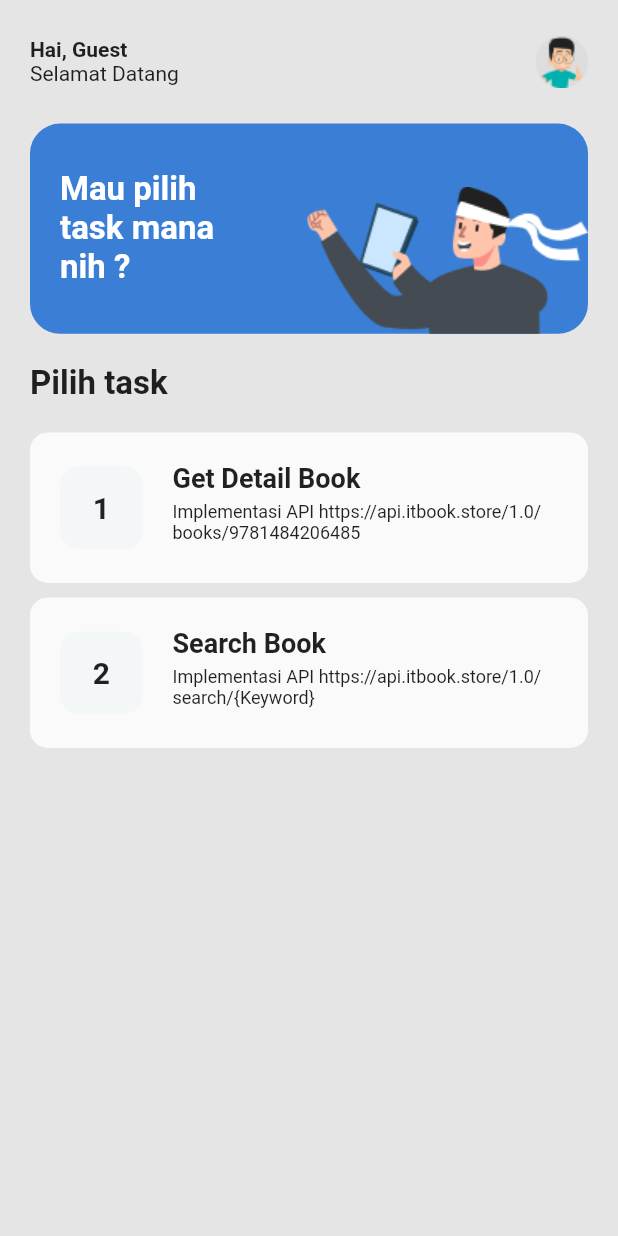
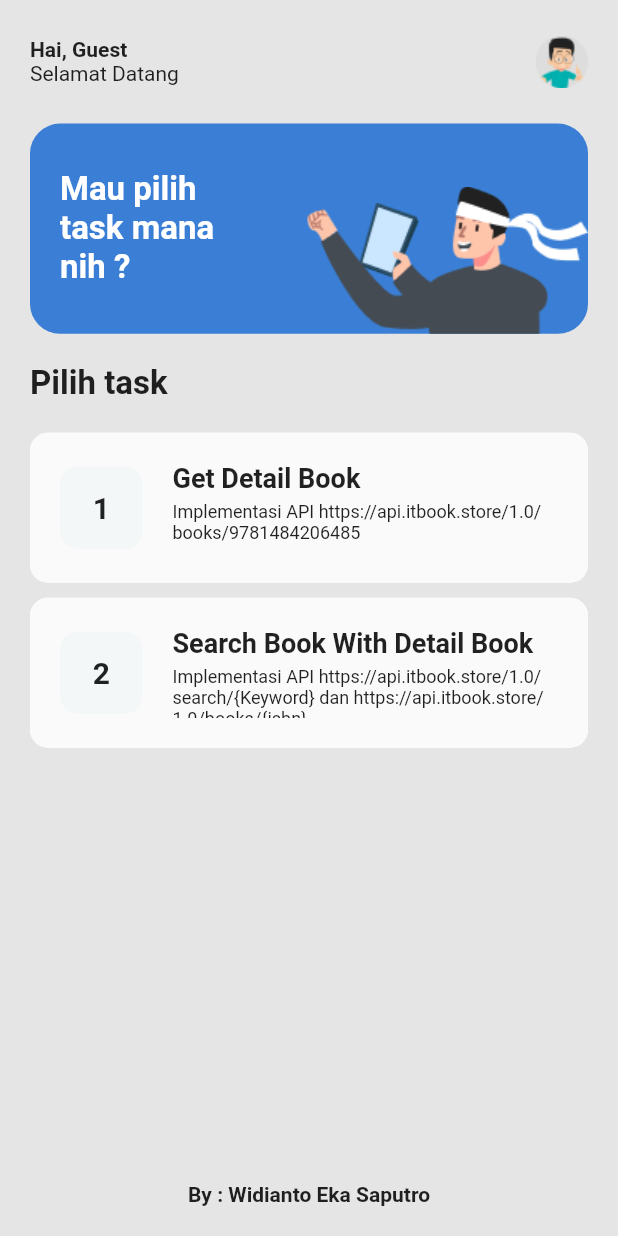
Before and after one commit to Widiskel/Networking-And-State-Management-Getx, a Flutter app: the screen it shows after launch, on a phone screen of 412 x 824 dp. Run offline on Flutter 3.47's test engine with Material 2 defaults, Android fonts, the phone set to English and light mode, and no system bars; our stand-ins replace dio, get.

Commit message:
search screen

```diff
--- a/lib/app/data/repository/book_repository.dart
+++ b/lib/app/data/repository/book_repository.dart
@@ -7,12 +7,12 @@ class BookRepo {
   final DioClient dioClient;
   BookRepo(this.dioClient);
 
-  Future getBook() async {
+  Future getBook({String isbn = '9780131495050'}) async {
     try {
       final response = await dioClient.get(
-        AppConstants.bookUri,
+        AppConstants.bookUri + isbn,
       );
-      print(response);
+
       BookModel result = BookModel.fromJson(response);
       return result;
     } catch (e) {
--- a/lib/app/modules/book/controllers/book_controller.dart
+++ b/lib/app/modules/book/controllers/book_controller.dart
@@ -4,6 +4,7 @@ import 'package:tugas2/app/data/repository/book_repository.dart';
 
 class BookController extends GetxController {
   final BookRepo bookRepo;
+  var data = Get.arguments;
 
   BookController(this.bookRepo);
 
@@ -11,17 +12,20 @@ class BookController extends GetxController {
   void onInit() {
     super.onInit();
     Future.delayed(const Duration(milliseconds: 100)).then((value) async {
-      await getBook();
+      await getBook(data != null ? data['isbn'] : null);
     });
   }
 
-  String name = 'test';
-
   BookModel? book;
 
-  Future<void> getBook() async {
-    BookModel result = await bookRepo.getBook();
-    book = result;
+  Future<void> getBook(isbn) async {
+    if (isbn != null) {
+      BookModel result = await bookRepo.getBook(isbn: isbn);
+      book = result;
+    } else {
+      BookModel result = await bookRepo.getBook();
+      book = result;
+    }
     update();
   }
 }
--- a/lib/app/modules/book/views/book_view.dart
+++ b/lib/app/modules/book/views/book_view.dart
@@ -187,7 +187,7 @@ class BookView extends GetView<BookController> {
                       bottomRight: Radius.circular(12.0),
                     ),
                   ),
-                  child: Center(child: CircularProgressIndicator()),
+                  child: const Center(child: CircularProgressIndicator()),
                 ),
                 const Expanded(
                   child: Center(child: CircularProgressIndicator()),
--- a/lib/app/modules/home/controllers/home_controller.dart
+++ b/lib/app/modules/home/controllers/home_controller.dart
@@ -1,3 +1,5 @@
 import 'package:get/get.dart';
 
-class HomeController extends GetxController {}
+class HomeController extends GetxController {
+  String cr = 'By : Widianto Eka Saputro';
+}
--- a/lib/app/modules/home/views/home_view.dart
+++ b/lib/app/modules/home/views/home_view.dart
@@ -104,11 +104,24 @@ class HomeView extends GetView<HomeController> {
           ),
           const TaskWidget(
             no: 2,
-            title: 'Search Book',
+            title: 'Search Book With Detail Book',
             desc:
-                'Implementasi API https://api.itbook.store/1.0/search/{Keyword}',
-            route: '',
+                'Implementasi API https://api.itbook.store/1.0/search/{Keyword} dan https://api.itbook.store/1.0/books/{isbn}',
+            route: Routes.search,
           ),
+          Expanded(
+            child: Padding(
+              padding: const EdgeInsets.all(20),
+              child: Align(
+                alignment: Alignment.bottomCenter,
+                child: Text(
+                  controller.cr,
+                  style: const TextStyle(
+                      fontSize: 14, fontWeight: FontWeight.bold),
+                ),
+              ),
+            ),
+          )
         ],
       ),
     );
--- a/lib/app/routes/app_routes.dart
+++ b/lib/app/routes/app_routes.dart
@@ -6,6 +6,7 @@ abstract class Routes {
   static const splash = _Paths.splash;
   static const book = _Paths.book;
   static const home = _Paths.home;
+  static const search = _Paths.search;
 }
 
 abstract class _Paths {
@@ -14,4 +15,5 @@ abstract class _Paths {
   static const splash = '/splash';
   static const book = '/book';
   static const home = '/home';
+  static const search = '/searchbook';
 }
--- a/lib/app/util/app_constants.dart
+++ b/lib/app/util/app_constants.dart
@@ -1,6 +1,6 @@
 class AppConstants {
   static const String baseUrl = 'https://api.itbook.store/1.0/';
 
-  static const String bookUri = 'books/9781484206485';
-  static const String searchUri = 'search/Flutter Developer';
+  static const String bookUri = 'books/';
+  static const String searchUri = 'search/';
 }
--- a/lib/app/widget/task_widget.dart
+++ b/lib/app/widget/task_widget.dart
@@ -78,10 +78,13 @@ class TaskWidget extends StatelessWidget {
                         height: 5.0,
                       ),
                       Flexible(
-                        child: Text(
-                          desc,
-                          style: const TextStyle(
-                            fontSize: 12,
+                        child: SingleChildScrollView(
+                          physics: const BouncingScrollPhysics(),
+                          child: Text(
+                            desc,
+                            style: const TextStyle(
+                              fontSize: 12,
+                            ),
                           ),
                         ),
                       ),
```
Also changed, not shown: lib/app/data/repository/search_repository.dart (added, +21 -0 lines), lib/app/modules/searchbook/bindings/searchbook_binding.dart (added, +16 -0 lines), lib/app/modules/searchbook/controllers/searchbook_controller.dart (added, +23 -0 lines), lib/app/modules/searchbook/views/searchbook_view.dart (added, +191 -0 lines), lib/app/routes/app_pages.dart (+7 -0 lines).
